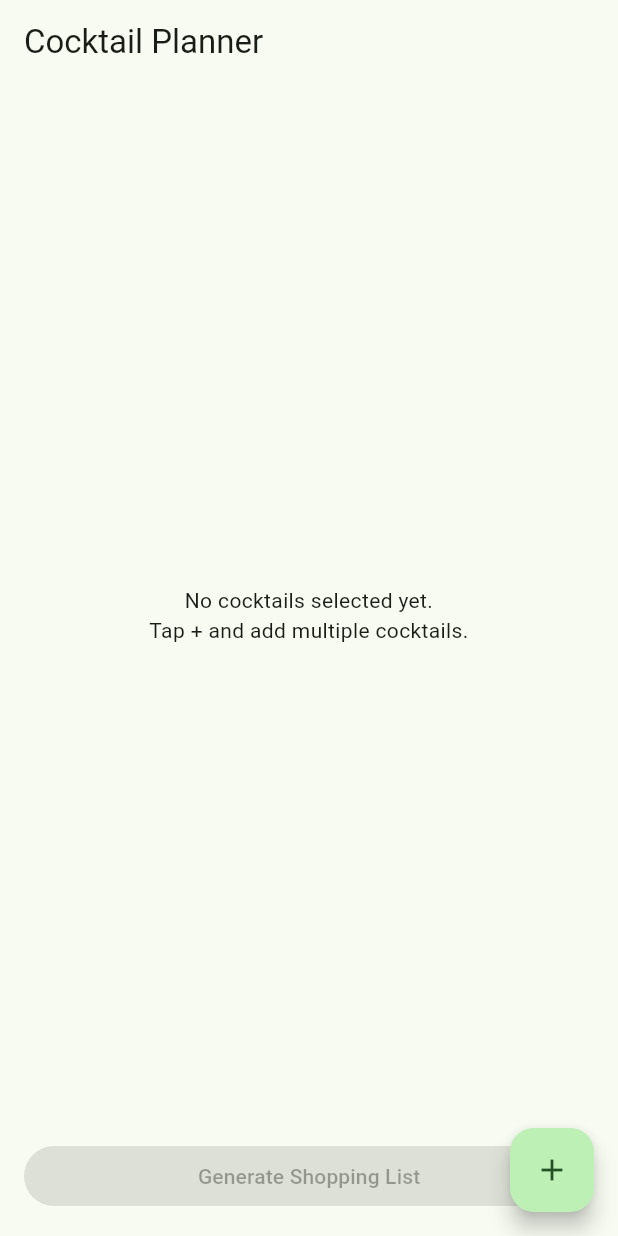
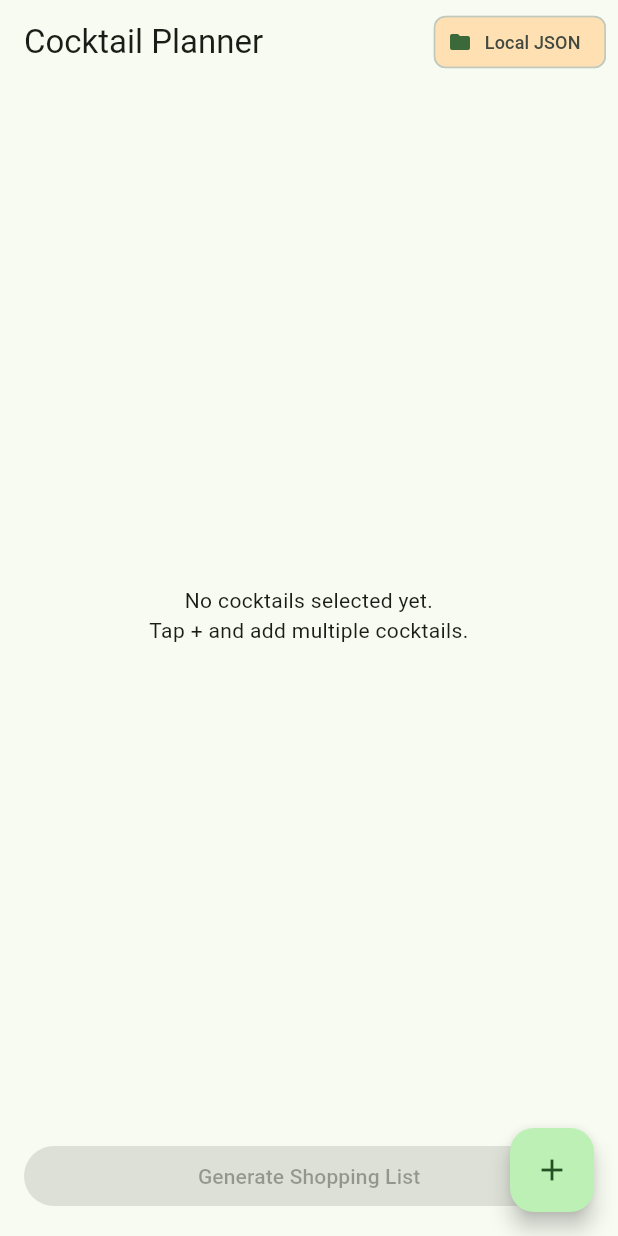
Before and after one commit to theblacklodgeswiss/cocktail-planner, a Flutter app: the screen it shows after launch, on a phone screen of 412 x 824 dp. Run offline on Flutter 3.47's test engine with Material 3 defaults, Android fonts, the phone set to English and light mode, and no system bars; our stand-ins replace cloud_firestore, easy_localization, firebase_auth, firebase_core, go_router; accounts and stored records are empty; generated files the repository leaves out were written again; network calls fail.

Commit message:
Add data source indicator chip in AppBar

```diff
--- a/lib/data/cocktail_repository.dart
+++ b/lib/data/cocktail_repository.dart
@@ -18,6 +18,12 @@ class CocktailRepository {
   final String wertigkeitenPath;
   CocktailData? _cached;
   bool _firebaseAvailable = false;
+
+  /// Gibt true zurück wenn Firebase verwendet wird, false bei lokalem Fallback
+  bool get isUsingFirebase => _firebaseAvailable;
+
+  /// Datenquelle als String für UI-Anzeige
+  String get dataSourceLabel => _firebaseAvailable ? 'Firebase' : 'Local JSON';
 
   FirebaseFirestore? _firestoreInstance;
 
--- a/lib/screens/dashboard_screen.dart
+++ b/lib/screens/dashboard_screen.dart
@@ -68,6 +68,26 @@ class _DashboardScreenState extends State<DashboardScreen> {
             return Scaffold(
               appBar: AppBar(
                 title: Text(translate(context, 'dashboard.title')),
+                actions: [
+                  Padding(
+                    padding: const EdgeInsets.only(right: 8),
+                    child: Chip(
+                      avatar: Icon(
+                        cocktailRepository.isUsingFirebase
+                            ? Icons.cloud_done
+                            : Icons.folder,
+                        size: 16,
+                      ),
+                      label: Text(
+                        cocktailRepository.dataSourceLabel,
+                        style: const TextStyle(fontSize: 12),
+                      ),
+                      backgroundColor: cocktailRepository.isUsingFirebase
+                          ? Colors.green.shade100
+                          : Colors.orange.shade100,
+                    ),
+                  ),
+                ],
               ),
               body: Padding(
                 padding: const EdgeInsets.all(16),
```
